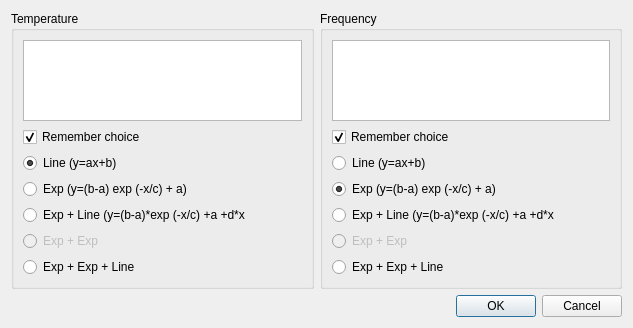
Old version of the form src/client/approximationdialog.ui in the repository uazure/qLab.
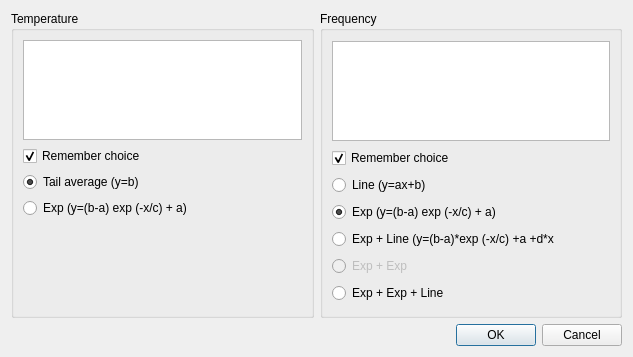
New version of the form.

Patch:
```diff
--- a/src/client/approximationdialog.ui
+++ b/src/client/approximationdialog.ui
@@ -7,7 +7,7 @@
     <x>0</x>
     <y>0</y>
     <width>633</width>
-    <height>328</height>
+    <height>357</height>
    </rect>
   </property>
   <property name="windowTitle">
@@ -23,7 +23,20 @@
        </property>
        <layout class="QVBoxLayout" name="verticalLayout_2">
         <item>
-         <widget class="QListWidget" name="TcurveListWidget"/>
+         <widget class="QListWidget" name="TcurveListWidget">
+          <property name="sizePolicy">
+           <sizepolicy hsizetype="Expanding" vsizetype="Preferred">
+            <horstretch>0</horstretch>
+            <verstretch>0</verstretch>
+           </sizepolicy>
+          </property>
+          <property name="maximumSize">
+           <size>
+            <width>16777215</width>
+            <height>100</height>
+           </size>
+          </property>
+         </widget>
         </item>
         <item>
          <widget class="QCheckBox" name="TrememberCheckBox">
@@ -38,7 +51,7 @@
         <item>
          <widget class="QRadioButton" name="Tapproximation0">
           <property name="text">
-           <string>Line (y=ax+b)</string>
+           <string>Tail average (y=b)</string>
           </property>
           <property name="checked">
            <bool>true</bool>
@@ -56,28 +69,17 @@
          </widget>
         </item>
         <item>
-         <widget class="QRadioButton" name="Tapproximation2">
-          <property name="text">
-           <string>Exp + Line (y=(b-a)*exp (-x/c) +a +d*x</string>
+         <spacer name="verticalSpacer">
+          <property name="orientation">
+           <enum>Qt::Vertical</enum>
           </property>
-         </widget>
-        </item>
-        <item>
-         <widget class="QRadioButton" name="Tapproximation3">
-          <property name="enabled">
-           <bool>false</bool>
+          <property name="sizeHint" stdset="0">
+           <size>
+            <width>20</width>
+            <height>40</height>
+           </size>
           </property>
-          <property name="text">
-           <string>Exp + Exp</string>
-          </property>
-         </widget>
-        </item>
-        <item>
-         <widget class="QRadioButton" name="Tapproximation4">
-          <property name="text">
-           <string>Exp + Exp + Line</string>
-          </property>
-         </widget>
+         </spacer>
         </item>
        </layout>
       </widget>
@@ -89,7 +91,20 @@
        </property>
        <layout class="QVBoxLayout" name="verticalLayout_3">
         <item>
-         <widget class="QListWidget" name="FcurveListWidget"/>
+         <widget class="QListWidget" name="FcurveListWidget">
+          <property name="sizePolicy">
+           <sizepolicy hsizetype="Expanding" vsizetype="Preferred">
+            <horstretch>0</horstretch>
+            <verstretch>0</verstretch>
+           </sizepolicy>
+          </property>
+          <property name="maximumSize">
+           <size>
+            <width>16777215</width>
+            <height>100</height>
+           </size>
+          </property>
+         </widget>
         </item>
         <item>
          <widget class="QCheckBox" name="FrememberCheckBox">
@@ -142,6 +157,22 @@
           </property>
          </widget>
         </item>
+        <item>
+         <spacer name="verticalSpacer_2">
+          <property name="orientation">
+           <enum>Qt::Vertical</enum>
+          </property>
+          <property name="sizeType">
+           <enum>QSizePolicy::Minimum</enum>
+          </property>
+          <property name="sizeHint" stdset="0">
+           <size>
+            <width>20</width>
+            <height>0</height>
+           </size>
+          </property>
+         </spacer>
+        </item>
        </layout>
       </widget>
      </item>
```
Left out of the diff: 2 changed lines with no effect on the pictures.
